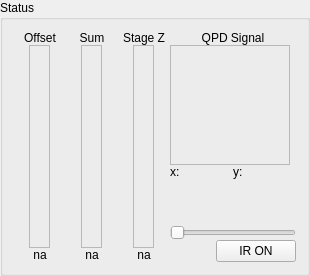
The window that storm_control/hal4000/qtdesigner/lockdisplay.ui (ZhuangLab/storm-control) describes before a commit, drawn with Qt 5.
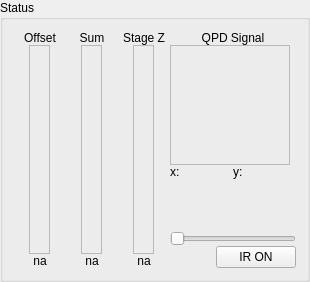
The same window after the commit.

Commit message: Make IR laser button checkable.

What changed in the file:
```diff
--- a/storm_control/hal4000/qtdesigner/lockdisplay.ui
+++ b/storm_control/hal4000/qtdesigner/lockdisplay.ui
@@ -7,7 +7,7 @@
     <x>0</x>
     <y>0</y>
     <width>310</width>
-    <height>276</height>
+    <height>282</height>
    </rect>
   </property>
   <property name="windowTitle">
@@ -304,6 +304,9 @@
          <property name="text">
           <string>IR ON</string>
          </property>
+         <property name="checkable">
+          <bool>true</bool>
+         </property>
         </widget>
        </item>
       </layout>
```
The commit also changes 1 other file.
